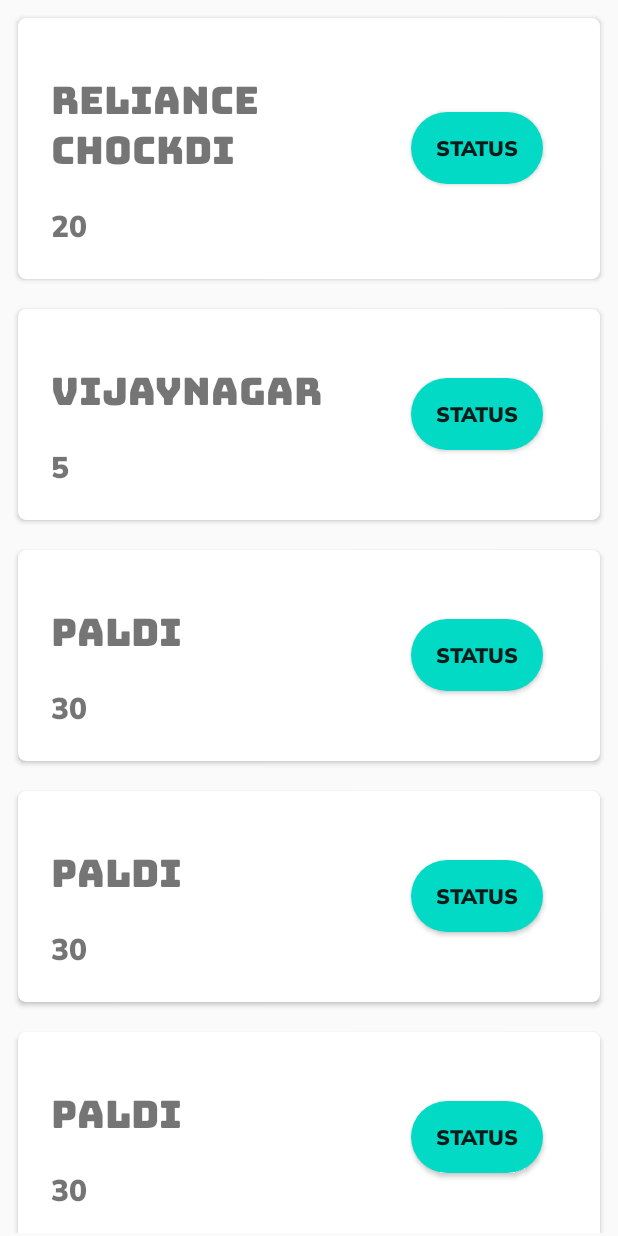
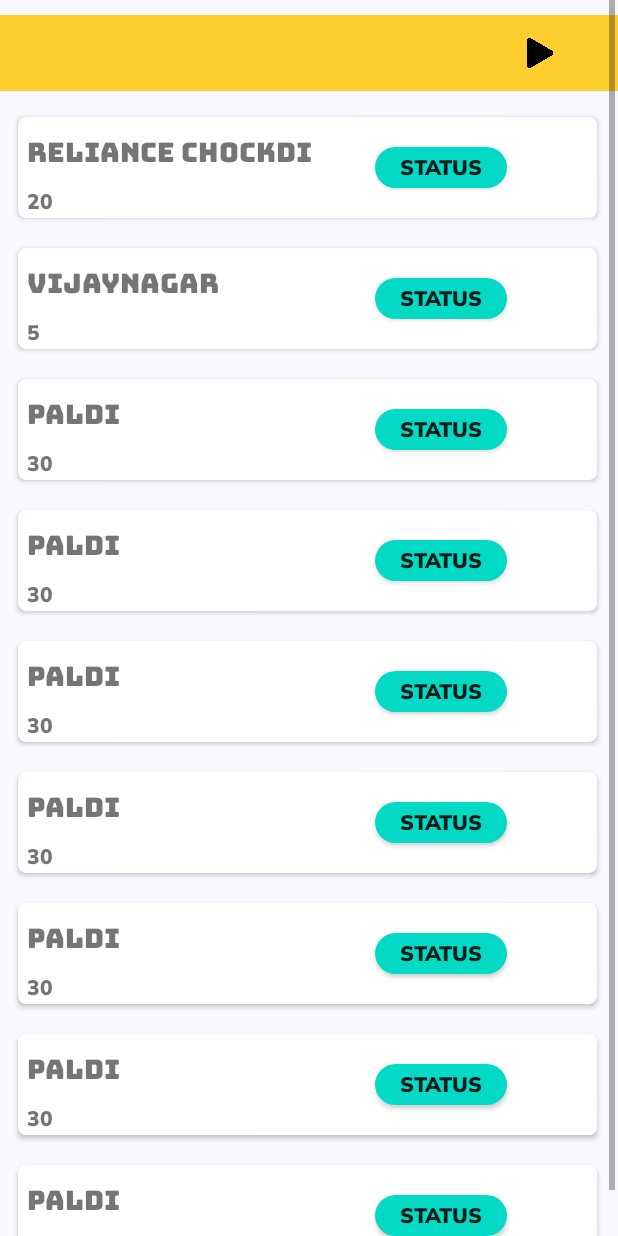
Before and after one commit to Android-Dev-Sahara/Sahara, an Android app: the fragment HomeFragment shown on its own in the app's theme, on a phone screen of 412 x 824 dp. Run offline under Robolectric (Android 15) with nearby library versions, the phone set to English and light mode, and no system bars; Roboto replaces fonts that are not available here.

Commit message:
home view in a proper format

```diff
--- a/app/src/main/AndroidManifest.xml
+++ b/app/src/main/AndroidManifest.xml
@@ -9,7 +9,8 @@
         android:roundIcon="@mipmap/ic_launcher_round"
         android:supportsRtl="true"
         android:theme="@style/AppTheme">
-        <activity android:name=".Login.ForgetPasswordSuccessMessage"></activity>
+        <activity android:name=".UserDashboard.donation_common_activity"></activity>
+        <activity android:name=".Login.ForgetPasswordSuccessMessage" />
         <activity android:name=".Login.SetNewPassword" />
         <activity android:name=".Login.VerifyOTP" />
         <activity android:name=".Login.SelectForgotPassMethod" />
--- a/app/src/main/java/com/daiict/internship/Sahara/UserDashboard/HomeFragment.java
+++ b/app/src/main/java/com/daiict/internship/Sahara/UserDashboard/HomeFragment.java
@@ -1,15 +1,21 @@
 package com.daiict.internship.Sahara.UserDashboard;
 
+import android.content.Intent;
 import android.os.Bundle;
 
 import androidx.fragment.app.Fragment;
 import androidx.recyclerview.widget.LinearLayoutManager;
 import androidx.recyclerview.widget.RecyclerView;
 
+import android.util.Log;
 import android.view.LayoutInflater;
 import android.view.View;
 import android.view.ViewGroup;
+import android.widget.Button;
+import android.widget.ImageView;
 
+import com.daiict.internship.Sahara.Login.Login;
+import com.daiict.internship.Sahara.Login.SelectForgotPassMethod;
 import com.daiict.internship.Sahara.R;
 
 import java.util.ArrayList;
@@ -17,9 +23,14 @@
 
 public class HomeFragment extends Fragment {
 
+    ImageView next_btn_for_donation_service;
+    Button btn;
+
     @Override
     public View onCreateView(LayoutInflater inflater, ViewGroup container,
                              Bundle savedInstanceState) {
+
+
         // Inflate the layout for this fragment
 
         View view= inflater.inflate(R.layout.fragment_home, container, false);
@@ -27,9 +38,23 @@
         recyclerView.setHasFixedSize(true);
         recyclerView.setLayoutManager(new LinearLayoutManager(this.getActivity()));
 
+        next_btn_for_donation_service=view.findViewById(R.id.display_servicable_donation);
+
+        next_btn_for_donation_service.setOnClickListener(new View.OnClickListener() {
+               @Override
+               public void onClick(View v) {
+                   Log.e("click", "clicked");
+                   Intent intent = new Intent(getActivity(), donation_common_activity.class);
+                   startActivity(intent);
+            }
+        });
+
         ArrayList<DonationClass> list=new ArrayList<>();
         list.add(new DonationClass("Reliance chockdi","20"));
         list.add(new DonationClass("Vijaynagar","5"));
+        list.add(new DonationClass("Paldi","30"));
+        list.add(new DonationClass("Paldi","30"));
+        list.add(new DonationClass("Paldi","30"));
         list.add(new DonationClass("Paldi","30"));
         list.add(new DonationClass("Paldi","30"));
         list.add(new DonationClass("Paldi","30"));
--- a/app/src/main/res/layout/cardview_donation.xml
+++ b/app/src/main/res/layout/cardview_donation.xml
@@ -16,35 +16,32 @@
         <LinearLayout
             android:layout_width="386dp"
             android:layout_height="wrap_content"
-            android:layout_margin="10dp"
             android:orientation="horizontal">
 
             <LinearLayout
                 android:layout_width="212dp"
                 android:layout_height="wrap_content"
-                android:layout_margin="10dp"
+                android:layout_marginLeft="6dp"
                 android:orientation="vertical">
 
                 <TextView
                     android:id="@+id/area_name"
                     android:layout_width="match_parent"
                     android:layout_height="wrap_content"
-                    android:layout_margin="2dp"
                     android:text="Area name"
-                    android:textSize="25dp"
+                    android:textSize="18dp"
                     android:fontFamily="@font/bungee"
                     >
-
                 </TextView>
 
                 <TextView
                     android:id="@+id/no_of_donation"
                     android:layout_width="match_parent"
                     android:layout_height="wrap_content"
-                    android:layout_margin="2dp"
                     android:text="Number of Donation"
                     android:fontFamily="@font/muli_black"
-                    android:textSize="20dp">
+                    android:textSize="14dp"
+                    android:layout_marginBottom="2dp">
 
                 </TextView>
 
--- a/app/src/main/res/layout/fragment_home.xml
+++ b/app/src/main/res/layout/fragment_home.xml
@@ -1,11 +1,40 @@
 <?xml version="1.0" encoding="utf-8"?>
-<LinearLayout xmlns:android="http://schemas.android.com/apk/res/android"
+
+<RelativeLayout xmlns:android="http://schemas.android.com/apk/res/android"
     xmlns:tools="http://schemas.android.com/tools"
     android:layout_width="match_parent"
     android:layout_height="match_parent"
     android:orientation="vertical"
-    tools:context=".UserDashboard.HomeFragment">
+    tools:context=".UserDashboard.HomeFragment"
+    android:background="@color/lightwhite"
+    >
+    <LinearLayout
+        android:layout_width="match_parent"
+        android:layout_height="wrap_content"
+        android:orientation="horizontal"
+        android:background="@color/colorPrimary"
+        android:layout_marginTop="10dp">
 
+        <ImageView
+            android:id="@+id/display_servicable_donation"
+            android:layout_width="40dp"
+            android:layout_height="40dp"
+            android:src="@drawable/arrowhead"
+            android:layout_marginLeft="340dp"
+            android:layout_marginTop="5dp"
+            android:layout_marginBottom="5dp"
+            android:padding="10dp"
+            android:clickable="true"/>
+    </LinearLayout>
+<ScrollView
+    android:layout_width="wrap_content"
+    android:layout_height="wrap_content"
+    >
+    <LinearLayout
+        android:layout_width="match_parent"
+        android:layout_height="wrap_content"
+        android:orientation="vertical"
+        android:layout_marginTop="66dp">
     <androidx.recyclerview.widget.RecyclerView
         android:id="@+id/recycleView"
         android:layout_margin="2dp"
@@ -14,3 +43,5 @@
 
     </androidx.recyclerview.widget.RecyclerView>
 </LinearLayout>
+</ScrollView>
+</RelativeLayout>
```
Also changed, not shown: app/src/main/java/com/daiict/internship/Sahara/UserDashboard/donation_common_activity.java (added, +16 -0 lines), app/src/main/res/layout/activity_donation_common_activity.xml (added, +15 -0 lines), app/src/main/res/drawable/arrowhead.png (added).
